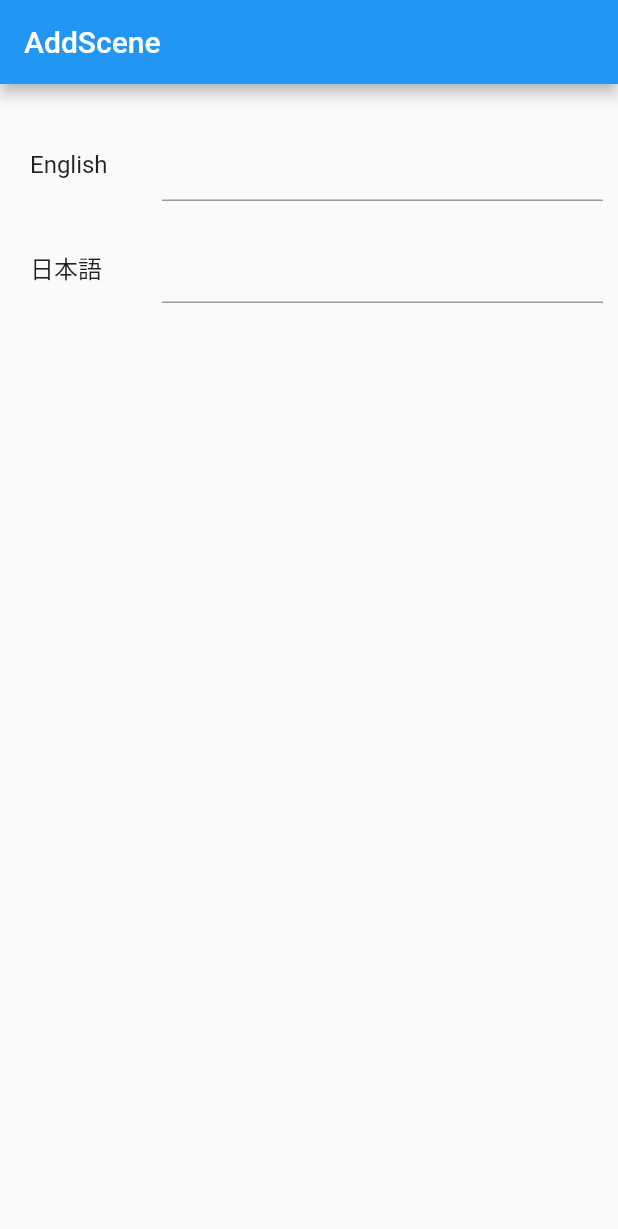
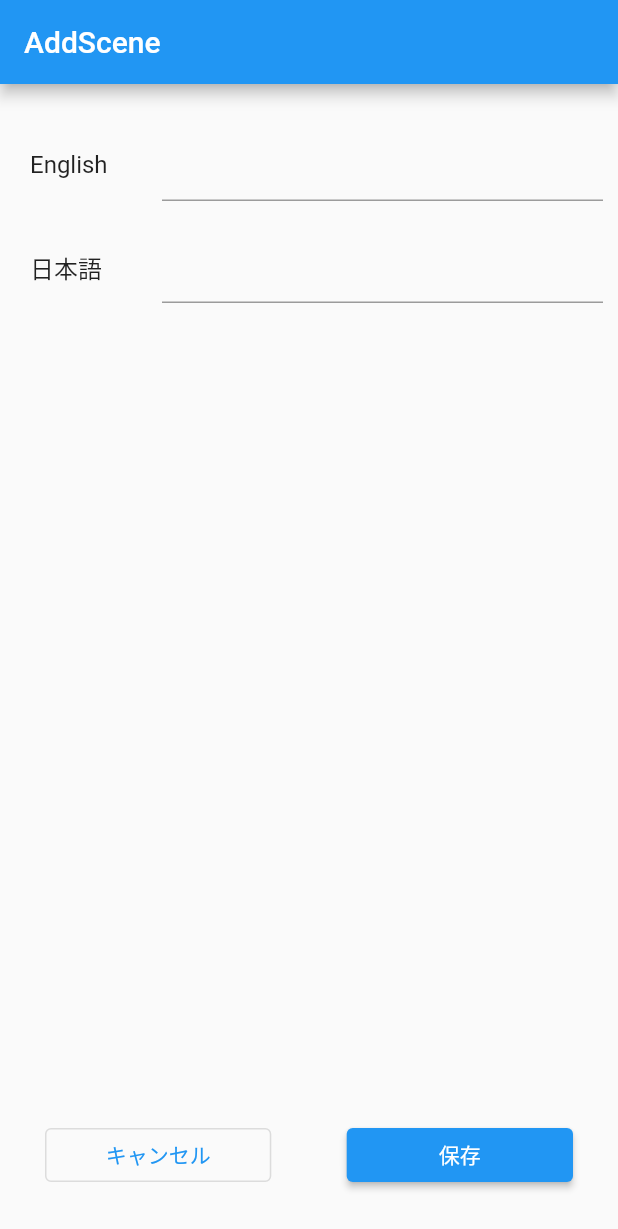
Before and after one commit to noam1813/Eitango-kun, a Flutter app: the screen it shows after launch, on a phone screen of 412 x 824 dp. Shown: the top 1229 px of the screen. Run offline on Flutter 3.47's test engine with Material 2 defaults, Android fonts, the phone set to English and light mode, and no system bars.

Commit message:
とりあえずボタン表示

```diff
--- a/lib/source/screens/add_screen.dart
+++ b/lib/source/screens/add_screen.dart
@@ -15,7 +15,9 @@ class _AddScreenState extends State<AddScreen> {
         appBar: AppBar(
           title: Text('AddScene'),
         ),
-      body: Container(
+        body: Stack(
+          children: [
+            Container(
               child: Padding(
                 padding: const EdgeInsets.all(10.0),
                 child: Column(
@@ -28,28 +30,31 @@ class _AddScreenState extends State<AddScreen> {
                       height: 20,
                     ),
                     const NHInputField(labelName: '日本語'),
-              // Padding(
-              //   padding: const EdgeInsets.all(60),
-              //   child: Row(
-              //     children: [
-              //       Expanded(
-              //           flex: 3,
-              //           child: OutlinedButton(
-              //               onPressed: () {}, child: Text('キャンセル'))),
-              //       Spacer(
-              //         flex: 1,
-              //       ),
-              //       Expanded(
-              //           flex: 3,
-              //           child:
-              //               ElevatedButton(onPressed: () {}, child: Text('保存'))),
-              //     ],
-              //   ),
-              // )
                   ],
                 ),
               ),
             ),
-    );
+            Align(
+                alignment: Alignment.bottomCenter,
+                child: Padding(
+                  padding: const EdgeInsets.all(30),
+                  child: Row(
+                    children: [
+                      Expanded(
+                          flex: 3,
+                          child: OutlinedButton(
+                              onPressed: () {}, child: Text('キャンセル'))),
+                      Spacer(
+                        flex: 1,
+                      ),
+                      Expanded(
+                          flex: 3,
+                          child: ElevatedButton(
+                              onPressed: () {}, child: Text('保存'))),
+                    ],
+                  ),
+                ))
+          ],
+        ));
   }
 }
```
Lines whose indentation alone changed are shown as unchanged.
